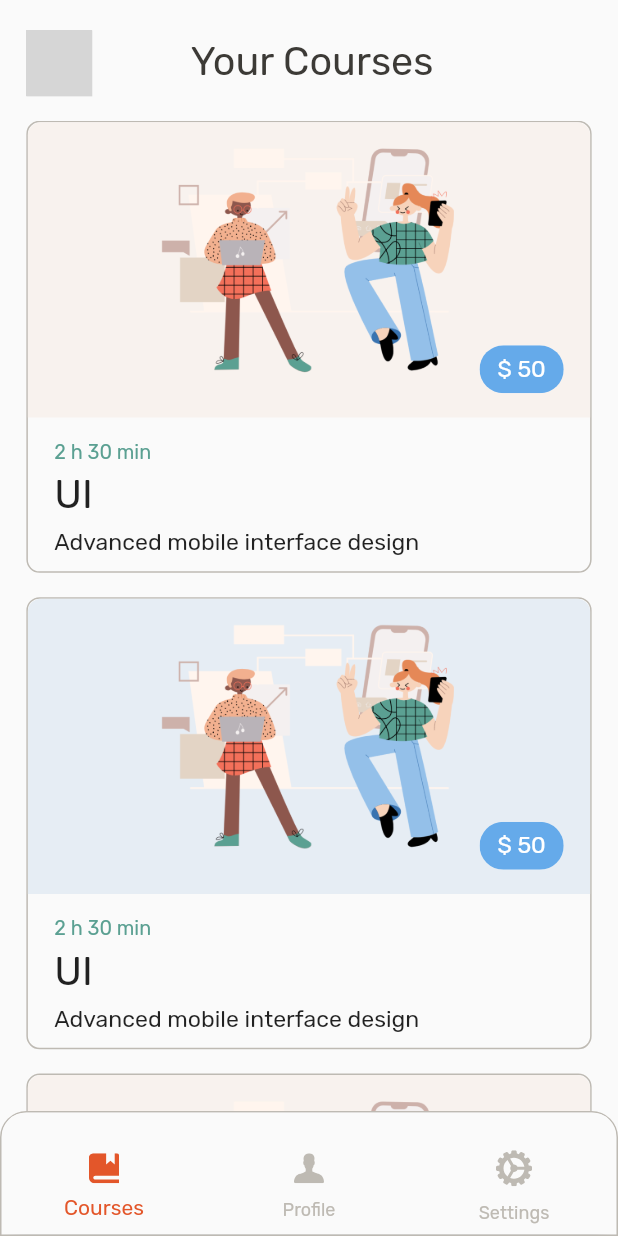
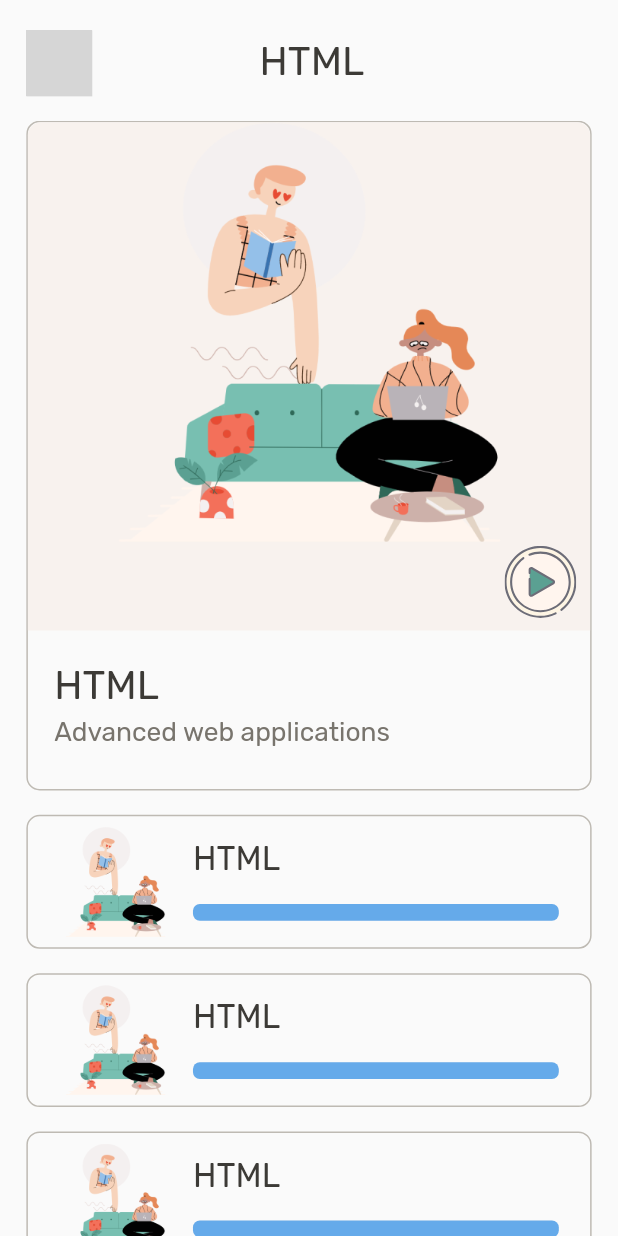
Before and after one commit to BahromjonPolat/Course-EdTech, a Flutter app: the screen it shows after launch, on a phone screen of 412 x 824 dp. Run offline on Flutter 3.47's test engine with Material 2 defaults, Android fonts, the phone set to English and light mode, and no system bars; our stand-ins replace firebase_core, flutter_svg, google_fonts; accounts and stored records are empty; grey boxes are pictures that could not be loaded.

Commit message:
choose lesson course

```diff
--- a/lib/components/importing_packages.dart
+++ b/lib/components/importing_packages.dart
@@ -13,10 +13,8 @@ export 'package:course/widgets/text_field/text_field.dart';
 export 'package:course/components/image_path.dart';
 export 'package:course/widgets/buttons/icon_button.dart';
 export 'package:course/widgets/bottom_navigation_bar.dart';
-
 export 'package:flutter/material.dart';
 export 'package:google_fonts/google_fonts.dart';
-
 export 'package:course/widgets/app_bar/app_bar.dart';
 export 'package:course/screens/course/components/tab_button.dart';
 export 'package:course/screens/course/course_main_page.dart';
@@ -25,3 +23,6 @@ export 'package:course/screens/home/course/search_result_page.dart';
 export 'package:course/screens/course/ui/product_detail_page.dart';
 export 'package:course/widgets/text/title_text_widget.dart';
 export 'package:course/screens/course/ui/owners_courses.dart';
+export 'package:course/screens/home/course/choose_lessons_course.dart';
+export 'package:course/widgets/cards/main_card.dart';
+export 'package:course/widgets/cards/small_card.dart';
--- a/lib/main.dart
+++ b/lib/main.dart
@@ -26,7 +26,7 @@ class MyApp extends StatelessWidget {
         primaryColor: ConstColor.kOrangeE35,
         fontFamily: "Rubik"
       ),
-      home: const OwnersCoursesPage(),
+      home: const ChooseLessonsCoursePage(),
     );
   }
 }
--- a/lib/screens/auth/sign_in_page.dart
+++ b/lib/screens/auth/sign_in_page.dart
@@ -1,6 +1,8 @@
 import '../../components/importing_packages.dart';
 
 class SignInPage extends StatefulWidget {
+  const SignInPage({Key? key}) : super(key: key);
+
   @override
   State<SignInPage> createState() => _SignInPageState();
 }
@@ -8,9 +10,9 @@ class SignInPage extends StatefulWidget {
 class _SignInPageState extends State<SignInPage> {
   final finalKey = GlobalKey();
 
-  TextEditingController _emailcontroller = TextEditingController();
+  final TextEditingController _emailcontroller = TextEditingController();
 
-  TextEditingController _passwordcontroller = TextEditingController();
+  final TextEditingController _passwordcontroller = TextEditingController();
 
   @override
   Widget build(BuildContext context) {
@@ -49,7 +51,7 @@ class _SignInPageState extends State<SignInPage> {
               padding: EdgeInsets.only(
                   left: SizeConfig.screenWidth / 2.85,
                   right: SizeConfig.screenWidth / 3.76),
-              child: Container(
+              child: SizedBox(
                 width: SizeConfig.screenWidth / 2.60,
                 height: SizeConfig.screenHeight / 20.3,
                 child: Row(
@@ -154,7 +156,7 @@ class _SignInPageState extends State<SignInPage> {
         ),
         border: OutlineInputBorder(
           borderRadius: BorderRadius.circular(12),
-          borderSide: BorderSide(color: ConstColor.kGreyBE),
+          borderSide: const BorderSide(color: ConstColor.kGreyBE),
         ),
       ),
     );
--- /dev/null
+++ b/lib/screens/home/course/choose_lessons_course.dart
@@ -0,0 +1,69 @@
+import 'package:course/components/importing_packages.dart';
+
+class ChooseLessonsCoursePage extends StatelessWidget {
+  const ChooseLessonsCoursePage({Key? key}) : super(key: key);
+
+  @override
+  Widget build(BuildContext context) {
+    SizeConfig().init(context);
+    return Scaffold(
+      body: Container(
+        padding: EdgeInsets.fromLTRB(
+          getUniqueWidth(16.0),
+          getUniqueHeight(20.0),
+          getUniqueWidth(16.0),
+          getUniqueWidth(0.0),
+        ),
+        child: Column(
+          crossAxisAlignment: CrossAxisAlignment.start,
+          children: [
+            // COURSE TITLE SECTION
+            SafeArea(
+              child: Row(
+                mainAxisAlignment: MainAxisAlignment.spaceBetween,
+                children: [
+                  SvgPicture.asset(
+                    IconPath.out_back,
+                    fit: BoxFit.scaleDown,
+                    height: getUniqueWidth(40.0),
+                  ),
+                  const TitleText("HTML", textAlign: TextAlign.center),
+                  const SizedBox(width: 40.0),
+                ],
+              ),
+            ),
+
+            SizedBox(height: getUniqueHeight(16.0)),
+
+            // COURSE LIST SECTION
+            Flexible(
+              child: ListView.builder(
+                physics: const BouncingScrollPhysics(),
+                itemCount: 6,
+                shrinkWrap: true,
+                padding: EdgeInsets.zero,
+                itemBuilder: (context, index) {
+                  return index == 0
+                      ?
+                      // MAIN CARD SECTION
+                      const MainCardMark(
+                          image: ImagePath.courseHtml,
+                          title: "HTML",
+                          description: "Advanced web applications",
+                        )
+                      : // SMALL CARD SECTION
+                      SmallCardMark(
+                          image: ImagePath.courseHtml,
+                          title: "HTML",
+                          description: "Advanced web applications",
+                        margin: EdgeInsets.only(bottom: getUniqueHeight(16)),
+                        );
+                },
+              ),
+            )
+          ],
+        ),
+      ),
+    );
+  }
+}
--- /dev/null
+++ b/lib/widgets/cards/main_card.dart
@@ -0,0 +1,86 @@
+import 'package:course/components/importing_packages.dart';
+
+class MainCardMark extends StatelessWidget {
+  final String image;
+  final String title;
+  final String description;
+
+  const MainCardMark({
+    required this.title,
+    required this.image,
+    required this.description,
+    Key? key}) : super(key: key);
+
+  @override
+  Widget build(BuildContext context) {
+    return Container(
+              decoration: BoxDecoration(
+                  border: Border.all(width: 1, color: ConstColor.kGreyBE),
+                  borderRadius: BorderRadius.circular(getUniqueWidth(8))),
+              margin: EdgeInsets.only(bottom: getUniqueHeight(16.0)),
+              height: getUniqueHeight(440.0),
+              child: Column(
+                crossAxisAlignment: CrossAxisAlignment.start,
+                children: [
+
+                  // CARD IMACE SECTION
+                  Container(
+                    decoration: BoxDecoration(
+                      color: ConstColor.kOrangeAccentF8,
+                      borderRadius: BorderRadius.vertical(
+                        top: Radius.circular(
+                          getUniqueWidth(8),
+                        ),
+                      ),
+                    ),
+                    height: getUniqueHeight(334.0),
+                    padding: EdgeInsets.zero,
+                    child: Column(
+                      mainAxisAlignment: MainAxisAlignment.spaceBetween,
+                      children: [
+                        Image.asset(
+                          image,
+                          height: getUniqueHeight(276.0),
+                          fit: BoxFit.cover,
+                        ),
+                        Padding(
+                          padding: EdgeInsets.only(
+                            right: getUniqueWidth(8.0),
+                            bottom: getUniqueHeight(8.0),
+                          ),
+                          child: Row(
+                            children: [
+                              const Spacer(),
+                              SvgPicture.asset(
+                                IconPath.play,
+                                fit: BoxFit.scaleDown,
+                                height: getUniqueHeight(48.0),
+                              ),
+                            ],
+                          ),
+                        ),
+                      ],
+                    ),
+                  ),
+
+                  // CARD TITLE SECTION
+                  Padding(
+                    padding: EdgeInsets.fromLTRB(
+                      getUniqueWidth(16),
+                      getUniqueHeight(24),
+                      getUniqueWidth(16),
+                      getUniqueHeight(8),
+                    ),
+                    child: TitleText(title),
+                  ),
+
+                  // CARD DESCRIPTION SECTION
+                  Padding(
+                    padding: EdgeInsets.only(left: getUniqueWidth(16)),
+                    child: CustomTextWidget(description, color: ConstColor.kDarkGrey, size: 16),
+                  ),
+                ],
+              ),
+            );
+  }
+}
--- /dev/null
+++ b/lib/widgets/cards/small_card.dart
@@ -0,0 +1,75 @@
+import 'package:course/components/importing_packages.dart';
+
+class SmallCardMark extends StatelessWidget {
+  final String image;
+  final String title;
+  final String description;
+  final     EdgeInsets? margin;
+
+
+  const SmallCardMark(
+      {required this.title,
+      required this.image,
+      required this.description,
+        this.margin = EdgeInsets.zero,
+      Key? key})
+      : super(key: key);
+
+  @override
+  Widget build(BuildContext context) {
+    return Container(
+      margin: margin,
+      decoration: BoxDecoration(
+          border: Border.all(width: 1, color: ConstColor.kGreyBE),
+          borderRadius: BorderRadius.circular(getUniqueWidth(8))),
+      height: getUniqueHeight(88.0),
+      child: Row(
+        mainAxisAlignment: MainAxisAlignment.end,
+        children: [
+          Image.asset(
+            image,
+            height: getUniqueHeight(72.0),
+            width: getUniqueWidth(78),
+            fit: BoxFit.cover,
+          ),
+
+          Padding(
+            padding: EdgeInsets.fromLTRB(
+              getUniqueWidth(8),
+              getUniqueHeight(17.5),
+              getUniqueWidth(19),
+              getUniqueHeight(17.5),
+            ),
+            child: Column(
+              crossAxisAlignment: CrossAxisAlignment.start,
+              mainAxisAlignment: MainAxisAlignment.spaceBetween,
+              children: [
+
+                TitleText(title, size: 20),
+
+                Container(
+                  width: getUniqueWidth(222),
+                  height: getUniqueHeight(11),
+                  decoration: BoxDecoration(
+                    color: ConstColor.kOrangeAccentF8,
+                    borderRadius: BorderRadius.circular(getUniqueHeight(5.5),
+                    ),
+                  ),
+                  child: Container(
+                  width: getUniqueWidth(220),
+                  height: getUniqueHeight(9),
+                  decoration: BoxDecoration(
+                    color: ConstColor.kBlue65,
+                    borderRadius: BorderRadius.circular(getUniqueHeight(4.5),
+                    ),
+                  ),
+                ),
+                ),
+              ],
+            ),
+          ),
+        ],
+      ),
+    );
+  }
+}
--- a/pubspec.yaml
+++ b/pubspec.yaml
@@ -48,6 +48,8 @@ dependencies:
 
 
 
+
+
 dev_dependencies:
   flutter_test:
     sdk: flutter
```
